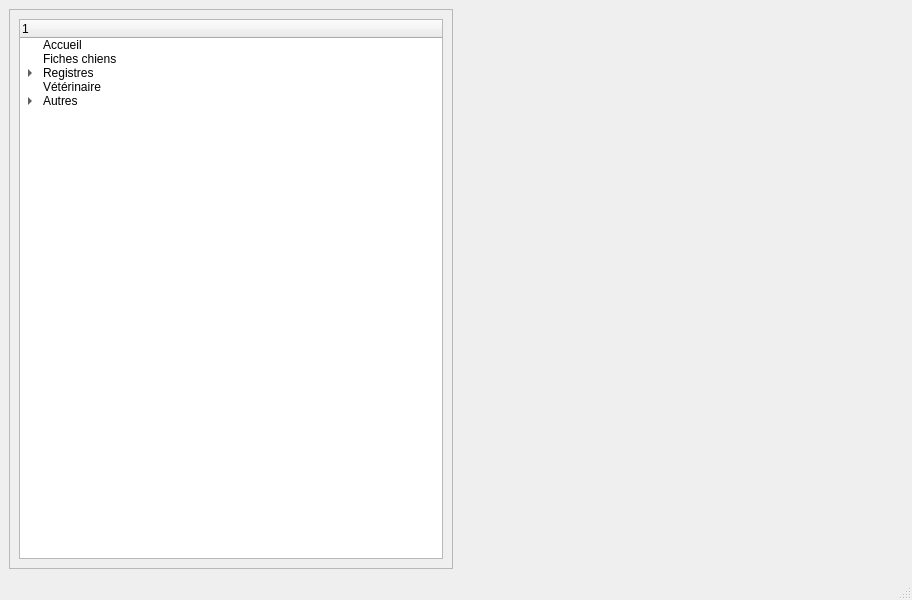
Qt form mainwindow.ui (ArtAuc/mkrescue) before a commit.
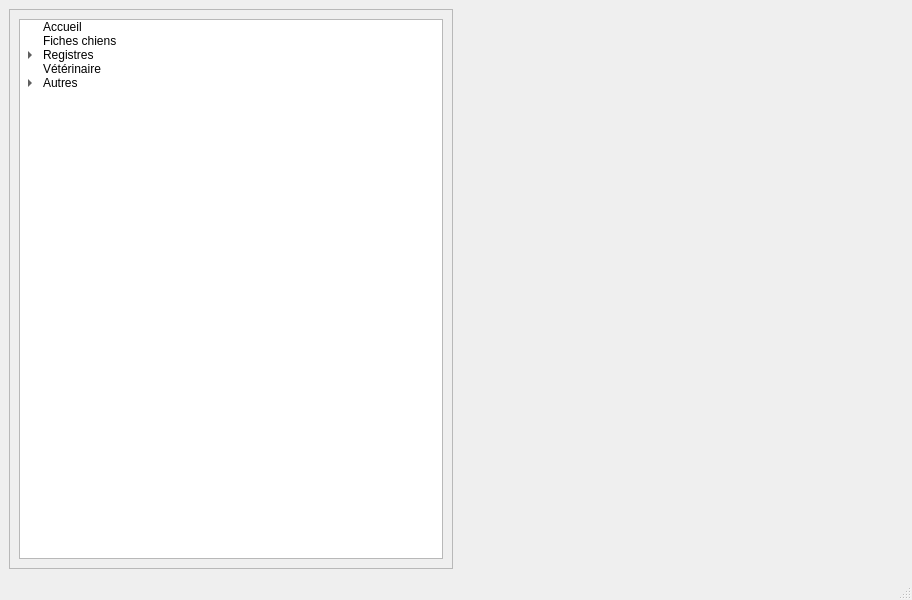
The same form after that commit. The open tabs and pages were chosen to show the change.

Commit message: Animated menu

Diff of the .ui file:
```diff
--- a/mainwindow.ui
+++ b/mainwindow.ui
@@ -19,7 +19,7 @@
      <widget class="QFrame" name="menuFrame">
       <property name="minimumSize">
        <size>
-        <width>100</width>
+        <width>0</width>
         <height>0</height>
        </size>
       </property>
@@ -32,9 +32,21 @@
       <layout class="QVBoxLayout" name="verticalLayout">
        <item>
         <widget class="QTreeWidget" name="menuTree">
+         <property name="itemsExpandable">
+          <bool>false</bool>
+         </property>
+         <property name="animated">
+          <bool>true</bool>
+         </property>
+         <property name="headerHidden">
+          <bool>true</bool>
+         </property>
+         <property name="columnCount">
+          <number>1</number>
+         </property>
          <column>
           <property name="text">
-           <string/>
+           <string notr="true">1</string>
           </property>
          </column>
          <item>
```
Left out of the diff: 2 changed lines with no effect on the pictures. The commit also changes 1 other file.
